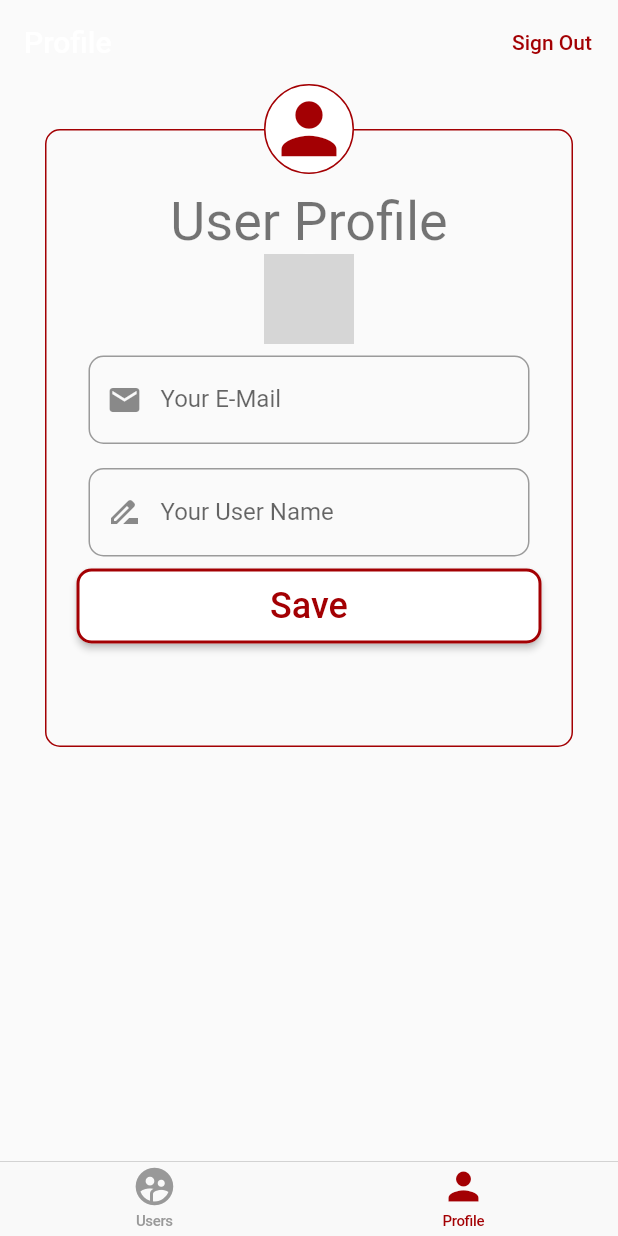
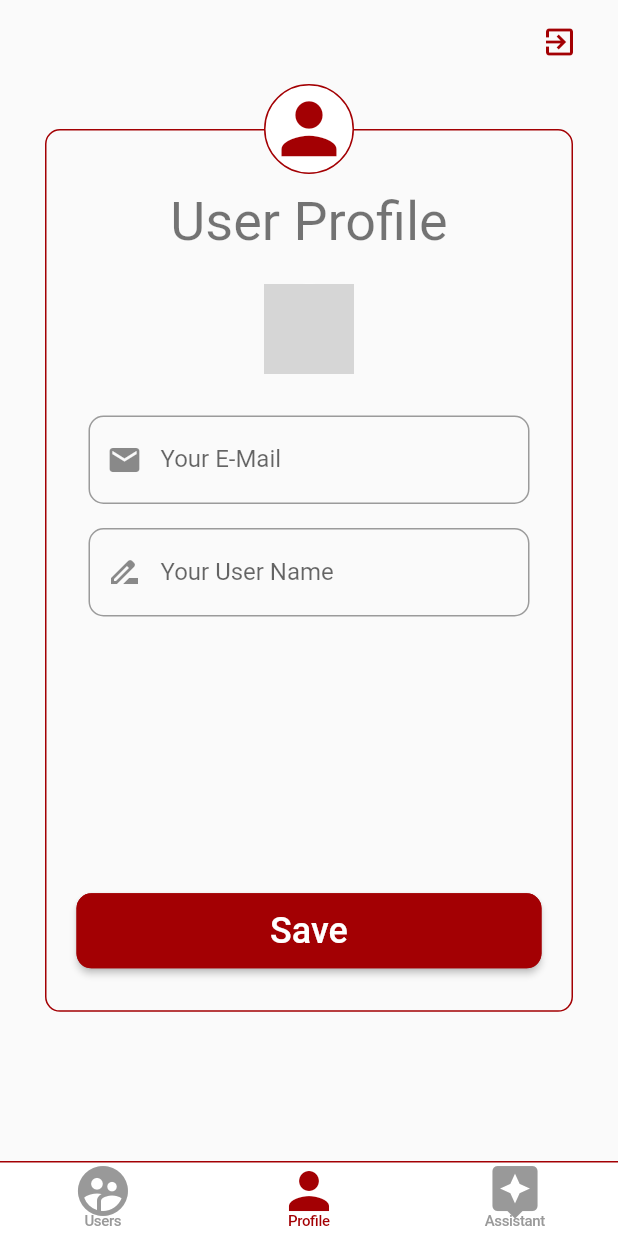
Before and after one commit to hcetinkaya-r/list_it_app, a Flutter app: the HomePage widget shown alone on an empty page, opened directly with empty values, item 2 of the bottom bar chosen, on a phone screen of 412 x 824 dp. Run offline on Flutter 3.47's test engine with Material 2 defaults, Android fonts, the phone set to English and light mode, and no system bars; our stand-ins replace cloud_firestore, firebase_auth, firebase_core, firebase_storage, get_it, google_sign_in and 1 more; accounts and stored records are empty; network calls fail; Roboto replaces fonts that are missing (Futura); grey boxes are pictures that could not be loaded.

Commit message:
assistant main page eklendi ve note ile category modeller olusturuldu

```diff
--- a/lib/app/app_page/home_page.dart
+++ b/lib/app/app_page/home_page.dart
@@ -1,4 +1,5 @@
 import 'package:flutter/material.dart';
+import 'package:list_it_app/app/app_page/assistant_page.dart';
 import 'package:list_it_app/app/custom_bottom_nav_bar.dart';
 import 'package:list_it_app/app/app_page/profile_page.dart';
 import 'package:list_it_app/app/tab_item.dart';
@@ -23,12 +24,15 @@ class _HomePageState extends State<HomePage> {
   Map<TabItem, GlobalKey<NavigatorState>> navigatorKeys = {
     TabItem.Users: GlobalKey<NavigatorState>(),
     TabItem.Profile: GlobalKey<NavigatorState>(),
+    TabItem.Assistant: GlobalKey<NavigatorState>(),
   };
 
   Map<TabItem, Widget> allPages() {
     return {
       TabItem.Users: UsersPage(),
+      TabItem.Assistant : AssistantPage(),
       TabItem.Profile: ProfilePage(),
+
     };
   }
 
@@ -38,6 +42,7 @@ class _HomePageState extends State<HomePage> {
       onWillPop: () async =>
           !await navigatorKeys[_currentTab].currentState.maybePop(),
       child: CustomBottomNavBar(
+
         pageBuilder: allPages(),
         navigatorKeys: navigatorKeys,
         currentTab: _currentTab,
--- a/lib/app/app_page/profile_page.dart
+++ b/lib/app/app_page/profile_page.dart
@@ -1,5 +1,5 @@
 import 'dart:io';
-
+import 'package:flutter/cupertino.dart';
 import 'package:flutter/material.dart';
 import 'package:image_picker/image_picker.dart';
 import 'package:list_it_app/common_widget/app_button.dart';
@@ -51,23 +51,18 @@ class _ProfilePageState extends State<ProfilePage> {
 
   void _updateProfilePhoto(BuildContext context) async {
     final _userModel = Provider.of<UserModel>(context, listen: false);
-    if(_profilePhoto != null){
-      var url = await _userModel.uploadFile(_userModel.appUser.userID, "profile_photo", _profilePhoto);
+    if (_profilePhoto != null) {
+      var url = await _userModel.uploadFile(
+          _userModel.appUser.userID, "profile_photo", _profilePhoto);
 
-      if(url != null){
+      if (url != null) {
         SensitivePlatformAlertDialog(
           title: "Successful",
-          content:
-          "Your profile photo has been updated",
+          content: "Your profile photo has been updated",
           rightButtonText: "OK",
         ).show(context);
-
       }
     }
-
-
-
-
   }
 
   @override
@@ -82,15 +77,14 @@ class _ProfilePageState extends State<ProfilePage> {
       appBar: AppBar(
         backgroundColor: Colors.transparent,
         shadowColor: Colors.transparent,
-        title: Text("Profile"),
+        iconTheme: IconThemeData(color: Theme.of(context).primaryColor),
         actions: <Widget>[
-          FlatButton(
-            textColor: Theme.of(context).primaryColor,
-            onPressed: () => _askForConfirmSignOut(context),
-            child: Text(
-              "Sign Out",
+          Padding(
+            padding: const EdgeInsets.only(right: 15),
+            child: IconButton(icon: Icon(Icons.exit_to_app), onPressed: () => _askForConfirmSignOut(context),),
           ),
-          ),
+
+
         ],
       ),
       body: Column(
@@ -100,13 +94,17 @@ class _ProfilePageState extends State<ProfilePage> {
               Container(
                 margin: EdgeInsets.fromLTRB(30, 30, 30, 0),
                 padding: EdgeInsets.fromLTRB(20, 40, 20, 20),
-                height: MediaQuery.of(context).size.height / 2,
+                height: MediaQuery.of(context).size.height / 1.4,
                 width: MediaQuery.of(context).size.width,
                 decoration: BoxDecoration(
                   borderRadius: BorderRadius.all(Radius.circular(10)),
                   border: Border.all(color: Theme.of(context).primaryColor),
                 ),
                 child: Column(
+                  mainAxisSize: MainAxisSize.max,
+                  mainAxisAlignment: MainAxisAlignment.spaceBetween,
+                  children: <Widget>[
+                    Column(
                       children: <Widget>[
                         Text(
                           "User Profile",
@@ -115,6 +113,7 @@ class _ProfilePageState extends State<ProfilePage> {
                             color: Colors.black54,
                           ),
                         ),
+                        SizedBox(height:20),
                         GestureDetector(
                           onTap: () {
                             showModalBottomSheet(
@@ -147,10 +146,12 @@ class _ProfilePageState extends State<ProfilePage> {
                             radius: 30,
                             backgroundColor: Colors.white,
                             backgroundImage: _profilePhoto == null
-                            ? NetworkImage(_userModel.appUser.profilePhotoURL)
+                                ? NetworkImage(
+                                    _userModel.appUser.profilePhotoURL)
                                 : FileImage(_profilePhoto),
                           ),
                         ),
+                        SizedBox(height:20),
                         Padding(
                           padding: const EdgeInsets.all(8.0),
                           child: TextFormField(
@@ -178,8 +179,13 @@ class _ProfilePageState extends State<ProfilePage> {
                             ),
                           ),
                         ),
+                      ],
+                    ),
+
                     AppButton(
                         buttonText: "Save",
+                        textColor: Colors.white,
+                        buttonColor: Theme.of(context).primaryColor,
                         onPressed: () {
                           _updateUserName(context);
                           _updateProfilePhoto(context);
@@ -192,7 +198,7 @@ class _ProfilePageState extends State<ProfilePage> {
                 child: PageAvatar(),
               ),
             ],
-          )
+          ),
         ],
       ),
     );
@@ -242,6 +248,4 @@ class _ProfilePageState extends State<ProfilePage> {
       }
     }
   }
-
-
 }
--- a/lib/app/custom_bottom_nav_bar.dart
+++ b/lib/app/custom_bottom_nav_bar.dart
@@ -19,11 +19,19 @@ class CustomBottomNavBar extends StatelessWidget {
   @override
   Widget build(BuildContext context) {
     return CupertinoTabScaffold(
+
       tabBar: CupertinoTabBar(
-        activeColor: Color(0xFFA30003),
+        iconSize: 40,
+        border: Border(top: BorderSide(color: Theme.of(context).primaryColor),),
+
+        backgroundColor: Colors.white,
+        activeColor: Theme.of(context).primaryColor,
         items: [
           _createNavItem(TabItem.Users),
+
           _createNavItem(TabItem.Profile),
+          _createNavItem(TabItem.Assistant),
+
 
         ],
         onTap: (index) => onSelectedTab(TabItem.values[index]),
--- a/lib/app/tab_item.dart
+++ b/lib/app/tab_item.dart
@@ -1,6 +1,6 @@
 import 'package:flutter/material.dart';
 
-enum TabItem{Users, Profile}
+enum TabItem{Users, Profile, Assistant}
 
 class TabItemData {
   final String title;
@@ -11,7 +11,10 @@ class TabItemData {
 
   static Map<TabItem, TabItemData> allTabs = {
     TabItem.Users : TabItemData("Users", Icons.supervised_user_circle),
+
     TabItem.Profile : TabItemData("Profile", Icons.person),
+    TabItem.Assistant : TabItemData("Assistant", Icons.assistant),
+
 
   };
 }
--- a/lib/repository/user_repository.dart
+++ b/lib/repository/user_repository.dart
@@ -1,7 +1,4 @@
 import 'dart:io';
-
-import 'package:firebase_storage/firebase_storage.dart';
-import 'package:flutter/foundation.dart';
 import 'package:list_it_app/locator.dart';
 import 'package:list_it_app/models/app_user.dart';
 import 'package:list_it_app/services/auth_base.dart';
```
Also changed, not shown: lib/app/app_page/assistant_page.dart (added, +124 -0 lines), lib/common_widget/app_FAB.dart (added, +52 -0 lines), lib/models/category.dart (added, +24 -0 lines), lib/models/note.dart (added, +41 -0 lines), lib/view_models/note_model.dart (added). Lines whose indentation alone changed are shown as unchanged.
